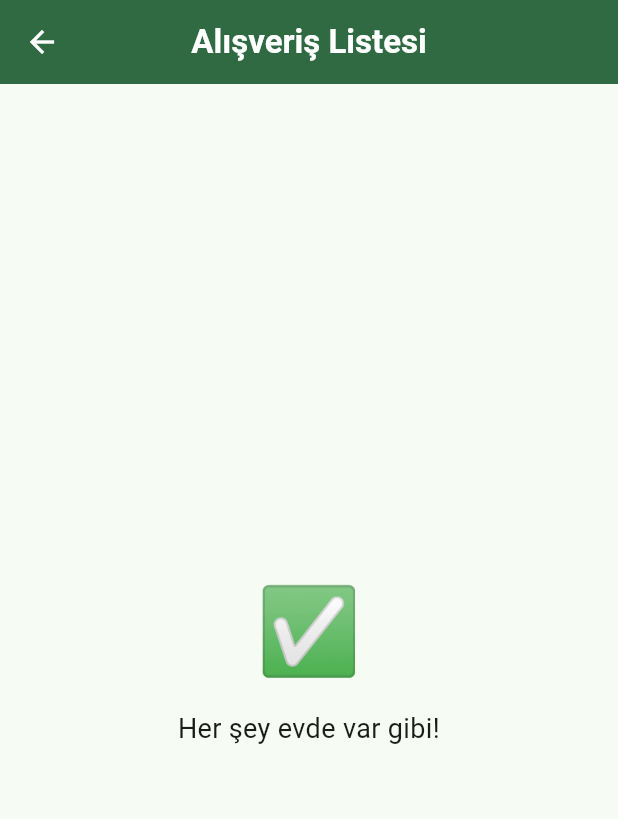
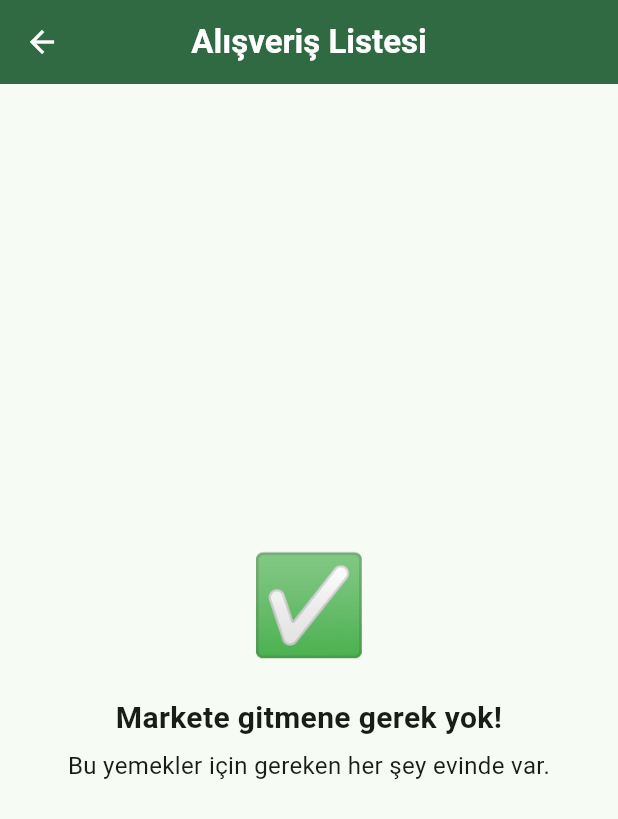
Before and after one commit to yusuftalha37/QuantoraDiyet, a Flutter app: the _ShoppingScreen screen opened directly with empty values, on a phone screen of 412 x 824 dp. Shown: the top 819 px of the screen. Run offline on Flutter 3.47's test engine with Material 3 defaults, Android fonts, the phone set to English and light mode, and no system bars; our stand-ins replace flutter_secure_storage, share_plus; accounts and stored records are empty.

Commit message:
feat(mobile): alışveriş ekranı anlaşılır + paylaşım; uyumlu renk paleti
- Alışveriş: büyük açıklama, 'x/y alındı' ilerleme çubuğu, büyük onay ikonları,
  '📲 Listeyi Paylaş (WhatsApp vb.)' düğmesi (share_plus)
- Düğme adı sadeleşti: 'Alışveriş Listem'
- Öğün renkleri birbiriyle uyumlu sıcak-soğuk palete çekildi
- Ana ekran büyük düğmesine ince gradyan

Co-Authored-By: Claude Opus 4.8 <noreply@anthropic.com>
Claude-Session: https://claude.ai/code/session_018Ctzbnz5RTBDGA3e79a2b8

```diff
--- a/mobile/lib/screens/home_screen.dart
+++ b/mobile/lib/screens/home_screen.dart
@@ -185,7 +185,11 @@ class _BigSuggestButton extends StatelessWidget {
         child: Ink(
           decoration: BoxDecoration(
             borderRadius: BorderRadius.circular(24),
-            color: scheme.primary,
+            gradient: LinearGradient(
+              begin: Alignment.topLeft,
+              end: Alignment.bottomRight,
+              colors: [scheme.primary, const Color(0xFF0E6B3A)],
+            ),
             boxShadow: [
               BoxShadow(
                 color: scheme.primary.withOpacity(0.35),
--- a/mobile/lib/screens/plan_screen.dart
+++ b/mobile/lib/screens/plan_screen.dart
@@ -1,4 +1,5 @@
 import 'package:flutter/material.dart';
+import 'package:share_plus/share_plus.dart';
 import '../models/meal_plan.dart';
 
 class PlanScreen extends StatelessWidget {
@@ -74,12 +75,12 @@ class _ShoppingButton extends StatelessWidget {
   @override
   Widget build(BuildContext context) {
     return FilledButton.tonalIcon(
-      style: FilledButton.styleFrom(minimumSize: const Size.fromHeight(58)),
+      style: FilledButton.styleFrom(minimumSize: const Size.fromHeight(60)),
       onPressed: () => Navigator.of(context).push(
         MaterialPageRoute(builder: (_) => _ShoppingScreen(items: items)),
       ),
-      icon: const Text('🛒', style: TextStyle(fontSize: 24)),
-      label: const Text('Eksik Malzemeler (Alışveriş Listesi)'),
+      icon: const Text('🛒', style: TextStyle(fontSize: 26)),
+      label: const Text('Alışveriş Listem'),
     );
   }
 }
@@ -92,11 +93,12 @@ String _mealEmoji(String type) => switch (type) {
       _ => '🥄',
     };
 
+// Birbiriyle uyumlu, sıcak-soğuk dengeli palet.
 Color _mealColor(String type, ColorScheme s) => switch (type) {
-      'breakfast' => const Color(0xFFFFB300),
-      'lunch' => const Color(0xFF2E7D32),
-      'dinner' => const Color(0xFFE64A19),
-      'snack' => const Color(0xFF00897B),
+      'breakfast' => const Color(0xFFE8A317), // bal sarısı
+      'lunch' => const Color(0xFF2F9E5B), // taze yeşil
+      'dinner' => const Color(0xFFD86A3C), // terakota
+      'snack' => const Color(0xFF2B9E8D), // deniz yeşili
       _ => s.primary,
     };
 
@@ -299,46 +301,111 @@ class _ShoppingScreen extends StatefulWidget {
 class _ShoppingScreenState extends State<_ShoppingScreen> {
   final Set<int> _checked = {};
 
+  void _share() {
+    final buffer = StringBuffer('🛒 Alışveriş Listem\n\n');
+    for (final item in widget.items) {
+      buffer.writeln('• $item');
+    }
+    buffer.writeln('\n(Bugün Ne Pişirsem? uygulaması)');
+    Share.share(buffer.toString(), subject: 'Alışveriş Listem');
+  }
+
   @override
   Widget build(BuildContext context) {
+    final scheme = Theme.of(context).colorScheme;
+
+    if (widget.items.isEmpty) {
       return Scaffold(
         appBar: AppBar(title: const Text('Alışveriş Listesi')),
-      body: widget.items.isEmpty
-          ? const Center(
+        body: const Center(
           child: Padding(
             padding: EdgeInsets.all(32),
             child: Column(
               mainAxisSize: MainAxisSize.min,
               children: [
-                    Text('✅', style: TextStyle(fontSize: 56)),
-                    SizedBox(height: 12),
-                    Text('Her şey evde var gibi!',
+                Text('✅', style: TextStyle(fontSize: 64)),
+                SizedBox(height: 14),
+                Text('Markete gitmene gerek yok!',
                     textAlign: TextAlign.center,
-                        style: TextStyle(fontSize: 18)),
+                    style: TextStyle(fontSize: 20, fontWeight: FontWeight.bold)),
+                SizedBox(height: 6),
+                Text('Bu yemekler için gereken her şey evinde var.',
+                    textAlign: TextAlign.center, style: TextStyle(fontSize: 16)),
               ],
             ),
           ),
-            )
-          : Column(
+        ),
+      );
+    }
+
+    final total = widget.items.length;
+    final done = _checked.length;
+
+    return Scaffold(
+      appBar: AppBar(title: const Text('Alışveriş Listesi')),
+      bottomNavigationBar: SafeArea(
+        child: Padding(
+          padding: const EdgeInsets.all(16),
+          child: FilledButton.icon(
+            onPressed: _share,
+            icon: const Text('📲', style: TextStyle(fontSize: 24)),
+            label: const Text('Listeyi Paylaş (WhatsApp vb.)'),
+          ),
+        ),
+      ),
+      body: Column(
         children: [
+          // Açıklama + ilerleme
           Container(
             width: double.infinity,
-                  color: Theme.of(context).colorScheme.secondaryContainer,
-                  padding: const EdgeInsets.all(14),
-                  child: const Text(
-                    '🛒 Markete gidince bunları al. Aldıklarının üstüne dokun, çizilsin.',
-                    style: TextStyle(fontSize: 16),
+            color: scheme.primaryContainer,
+            padding: const EdgeInsets.fromLTRB(16, 14, 16, 16),
+            child: Column(
+              crossAxisAlignment: CrossAxisAlignment.start,
+              children: [
+                Text('🛒 Markete gidince bunları al',
+                    style: TextStyle(
+                      fontSize: 18,
+                      fontWeight: FontWeight.bold,
+                      color: scheme.onPrimaryContainer,
+                    )),
+                const SizedBox(height: 4),
+                Text('Aldığın şeyin üstüne dokun; çizilsin.',
+                    style: TextStyle(fontSize: 15, color: scheme.onPrimaryContainer)),
+                const SizedBox(height: 12),
+                ClipRRect(
+                  borderRadius: BorderRadius.circular(8),
+                  child: LinearProgressIndicator(
+                    value: total == 0 ? 0 : done / total,
+                    minHeight: 10,
+                    backgroundColor: scheme.surface,
+                  ),
+                ),
+                const SizedBox(height: 6),
+                Text('$done / $total alındı',
+                    style: TextStyle(
+                      fontSize: 14,
+                      fontWeight: FontWeight.bold,
+                      color: scheme.onPrimaryContainer,
+                    )),
+              ],
             ),
           ),
           Expanded(
-                  child: ListView.builder(
+            child: ListView.separated(
               itemCount: widget.items.length,
+              separatorBuilder: (_, __) => const Divider(height: 1),
               itemBuilder: (_, i) {
                 final checked = _checked.contains(i);
-                      return CheckboxListTile(
-                        value: checked,
-                        onChanged: (v) =>
-                            setState(() => v == true ? _checked.add(i) : _checked.remove(i)),
+                return ListTile(
+                  contentPadding: const EdgeInsets.symmetric(horizontal: 16, vertical: 4),
+                  onTap: () =>
+                      setState(() => checked ? _checked.remove(i) : _checked.add(i)),
+                  leading: Icon(
+                    checked ? Icons.check_circle : Icons.radio_button_unchecked,
+                    color: checked ? scheme.primary : scheme.outline,
+                    size: 30,
+                  ),
                   title: Text(
                     widget.items[i],
                     style: TextStyle(
@@ -347,7 +414,6 @@ class _ShoppingScreenState extends State<_ShoppingScreen> {
                       color: checked ? Theme.of(context).disabledColor : null,
                     ),
                   ),
-                        controlAffinity: ListTileControlAffinity.leading,
                 );
               },
             ),
--- a/mobile/pubspec.yaml
+++ b/mobile/pubspec.yaml
@@ -12,6 +12,7 @@ dependencies:
   http: ^1.2.0
   flutter_secure_storage: ^9.2.2
   provider: ^6.1.2
+  share_plus: ^10.1.1
   cupertino_icons: ^1.0.8
 
 dev_dependencies:
```
Lines whose indentation alone changed are shown as unchanged.
